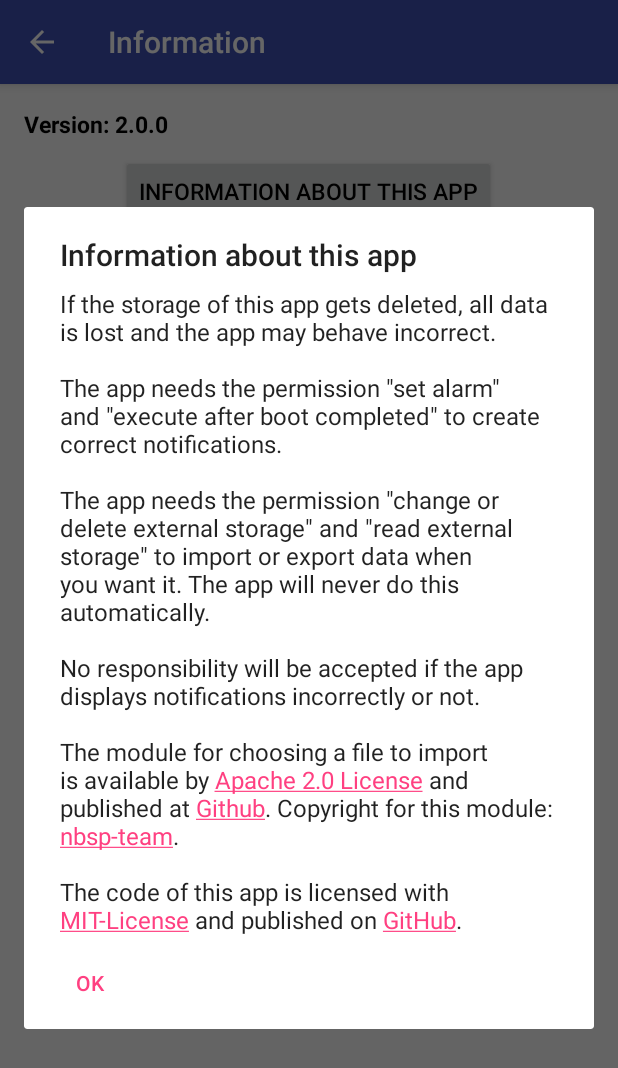
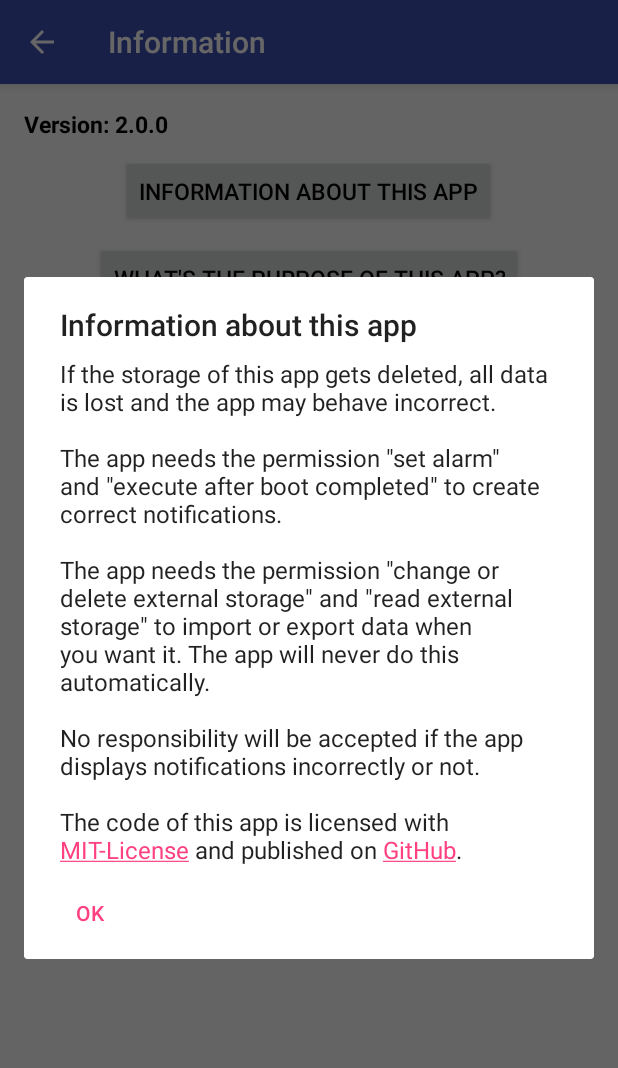
Before and after one commit to SebastianOltmanns/birthdays, an Android app: the InfoActivity screen opened directly, with no data from a screen before it, after a tap on "INFORMATION ABOUT THIS APP", on a phone screen of 412 x 824 dp. Shown: the top 1068 px of the screen. Run offline under Robolectric (Android 15) with nearby library versions, the phone set to English and light mode, and no system bars; our stand-ins replace Dagger/Hilt's generated code.

Commit message:
removed file picker library

```diff
--- a/app/build.gradle
+++ b/app/build.gradle
@@ -67,7 +67,6 @@ dependencies {
     implementation 'androidx.appcompat:appcompat:1.2.0'
     implementation 'com.google.android.material:material:1.3.0'
     implementation 'androidx.gridlayout:gridlayout:1.0.0'
-    implementation 'com.nbsp:library:1.8'
 
     def room_version = "2.2.6"
 
--- a/app/src/main/res/values/strings.xml
+++ b/app/src/main/res/values/strings.xml
@@ -129,7 +129,6 @@
         \n\nThe app needs the permission \"set alarm\" and \"execute after boot completed\" to create correct notifications.
         \n\nThe app needs the permission \"change or delete external storage\" and \"read external storage\" to import or export data when you want it. The app will never do this automatically.
         \n\nNo responsibility will be accepted if the app displays notifications incorrectly or not.
-        \n\nThe module for choosing a file to import is available by <a href="http://choosealicense.com/licenses/apache-2.0/">Apache 2.0 License</a> and published at <a href="https://github.com/nbsp-team/MaterialFilePicker">Github</a>. Copyright for this module: <a href="https://github.com/nbsp-team">nbsp-team</a>.
         \n\nThe code of this app is licensed with <a href="http://choosealicense.com/licenses/mit/">MIT-License</a> and published on <a href="https://github.com/SebastianOltmanns/birthdays">GitHub</a>.
     </string>
 
```
Also changed, not shown: 3 other files.
